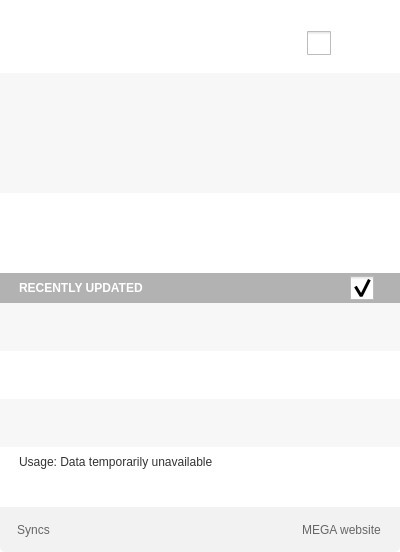
Before: the Qt Designer form Source/MEGASync/gui/InfoDialog.ui in meganz/MEGAsync, drawn with Qt 5.
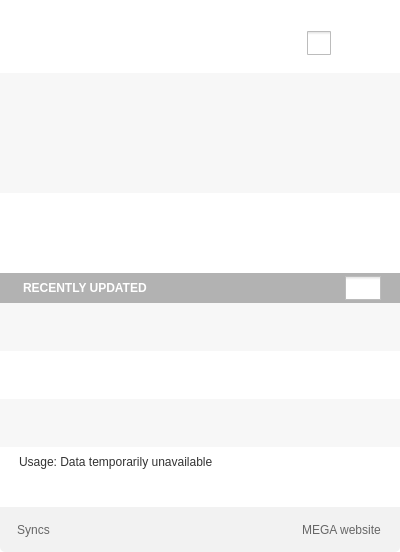
After: the same form once the commit is applied. Icons and pictures are not drawn. Custom widgets are drawn as their Qt base class.

Commit message: Fixed infodialog alignments.

Patch:
```diff
--- a/Source/MEGASync/gui/InfoDialog.ui
+++ b/Source/MEGASync/gui/InfoDialog.ui
@@ -382,6 +382,9 @@
         </property>
         <property name="styleSheet">
          <string notr="true">border: none;
+margin-top:-1px;
+
+
 </string>
         </property>
         <property name="text">
@@ -889,7 +892,7 @@
           <number>0</number>
          </property>
          <property name="rightMargin">
-          <number>26</number>
+          <number>19</number>
          </property>
          <property name="bottomMargin">
           <number>0</number>
@@ -915,7 +918,7 @@
             </size>
            </property>
            <property name="styleSheet">
-            <string notr="true"/>
+            <string notr="true">margin-left:1px;</string>
            </property>
            <property name="text">
             <string>RECENTLY UPDATED</string>
@@ -932,30 +935,30 @@
            </property>
            <property name="minimumSize">
             <size>
-             <width>24</width>
+             <width>36</width>
              <height>24</height>
             </size>
            </property>
            <property name="maximumSize">
             <size>
-             <width>24</width>
+             <width>36</width>
              <height>24</height>
             </size>
            </property>
            <property name="styleSheet">
             <string notr="true">QCheckBox::indicator {
-     width: 24px;
+     width: 36px;
      height: 24px;
 	 subcontrol-position:  center;
  }
 
   QCheckBox::indicator:checked
   {
-    image: url(://images/collapse_down.png);
-  }
-  QCheckBox::indicator:unchecked
-  {
     image: url(://images/collapse_up.png);
+  }
+  QCheckBox::indicator:unchecked
+  {
+    image: url(://images/collapse_down.png);
   }</string>
            </property>
            <property name="iconSize">
@@ -965,7 +968,7 @@
             </size>
            </property>
            <property name="checked">
-            <bool>true</bool>
+            <bool>false</bool>
            </property>
           </widget>
          </item>
```
Left out of the diff: 2 changed lines with no effect on the pictures.
